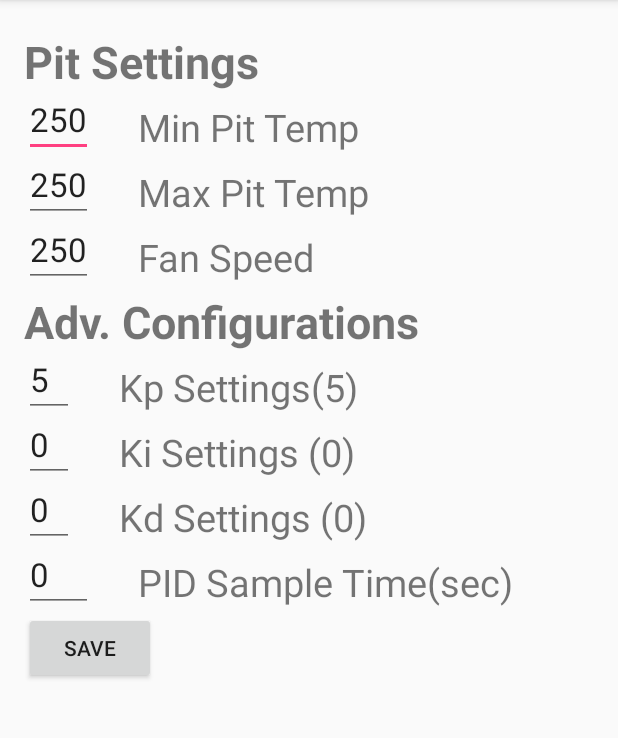
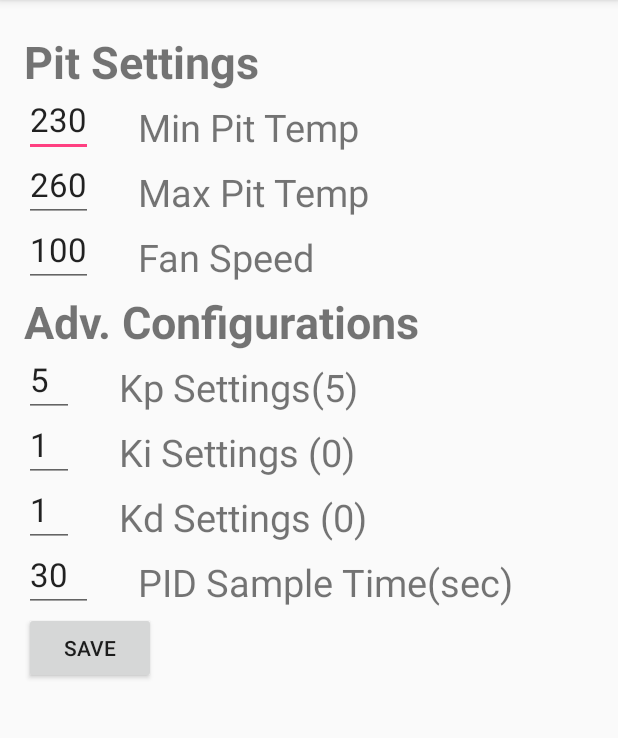
Before and after one commit to harfordflyer/TempsterEmptyActivity, an Android app: the ConfigActivity screen opened directly, with no data from a screen before it, after a tap on "SAVE", on a phone screen of 412 x 824 dp, the part 84-822 px from its top. Run offline under Robolectric (Android 15) with nearby library versions, the phone set to English and light mode, and no system bars.

Commit message:
added graph hooked up config added PID

```diff
--- /dev/null
+++ b/GraphView-4.0.1/build.gradle
@@ -0,0 +1,2 @@
+configurations.create("default")
+artifacts.add("default", file('GraphView-4.0.1.jar'))
--- a/app/build.gradle
+++ b/app/build.gradle
@@ -20,7 +20,8 @@ android {
 }
 
 dependencies {
-    compile fileTree(dir: 'libs', include: ['*.jar'])
+    compile fileTree(include: ['*.jar'], dir: 'libs')
     testCompile 'junit:junit:4.12'
     compile 'com.android.support:appcompat-v7:23.1.1'
+    compile project(':GraphView-4.0.1')
 }
--- a/app/src/main/java/com/example/dhammond1/tempsteremptyactivity/ConfigActivity.java
+++ b/app/src/main/java/com/example/dhammond1/tempsteremptyactivity/ConfigActivity.java
@@ -1,13 +1,126 @@
 package com.example.dhammond1.tempsteremptyactivity;
 
+import android.content.Context;
+import android.content.SharedPreferences;
 import android.support.v7.app.AppCompatActivity;
 import android.os.Bundle;
+import android.view.View;
+import android.view.WindowManager;
+import android.widget.Button;
+import android.widget.EditText;
+import android.widget.TextView;
+
+import java.util.Calendar;
 
 public class ConfigActivity extends AppCompatActivity {
+
+    public String s_date;
+
+    private EditText ed_currentKp;
+    private EditText ed_currentKi;
+    private EditText ed_currentKd;
+
+    //private EditText ed_targetPit;
+    private EditText ed_minTemp;
+    private EditText ed_maxTemp;
+    private EditText ed_fanSpeed;
+    private EditText ed_sampleTime;
+
+    private static final String CONFIG_NAME = "AppConfig";
+
+
 
     @Override
     protected void onCreate(Bundle savedInstanceState) {
         super.onCreate(savedInstanceState);
         setContentView(R.layout.activity_config);
+
+        s_date = DatabaseHandler.GetDateTime.GetDate(Calendar.getInstance());
+        final String s_targetPit;
+        final String s_minTemp;
+        final String s_maxTemp;
+        final String s_currentKp;
+        final String s_currentKi;
+        final String s_currentKd;
+        final String s_fan;
+        final String s_sampleTime;
+
+
+
+        ed_minTemp = (EditText)findViewById(R.id.ed_minPit);
+        ed_maxTemp = (EditText)findViewById(R.id.ed_maxPit);
+        ed_fanSpeed = (EditText)findViewById(R.id.ed_fanSpeed);
+        ed_currentKp = (EditText)findViewById(R.id.ed_Kp);
+        ed_currentKi = (EditText)findViewById(R.id.ed_Ki);
+        ed_currentKd = (EditText)findViewById(R.id.ed_Kd);
+        ed_sampleTime = (EditText)findViewById(R.id.ed_SampleTime);
+        Button saveConfig = (Button)findViewById(R.id.btn_saveConfig);
+        getWindow().setSoftInputMode(WindowManager.LayoutParams.SOFT_INPUT_STATE_ALWAYS_HIDDEN);
+        RestoreConfigurations();
+
+
+            saveConfig.setOnClickListener(new View.OnClickListener() {
+            @Override
+            public void onClick(View v) {
+
+                SaveConfigurations();
+            }
+        });
+
     }
+
+    public void RestoreConfigurations()
+    {
+        SharedPreferences config = getApplicationContext().getSharedPreferences(CONFIG_NAME, Context.MODE_PRIVATE);
+
+        String restoredText = config.getString("minTemp", null);
+        SetTextBox(ed_minTemp, restoredText, "230");
+
+        restoredText = config.getString("maxTemp", null);
+        SetTextBox(ed_maxTemp, restoredText, "260");
+
+        restoredText = config.getString("fanSpeed",null);
+        SetTextBox(ed_fanSpeed, restoredText, "100");
+
+        restoredText = config.getString("kp", null);
+        SetTextBox(ed_currentKp, restoredText, "5");
+
+        restoredText = config.getString("ki", null);
+        SetTextBox(ed_currentKi, restoredText, "1");
+
+        restoredText = config.getString("kd", null);
+        SetTextBox(ed_currentKd, restoredText, "1");
+
+        restoredText = config.getString("sampleTime", null);
+        SetTextBox(ed_sampleTime, restoredText, "30");
+
+
+    }
+
+    public void SetTextBox(TextView view, String text, String defaultText)
+    {
+        if(text == null)
+        {
+            view.setText(defaultText, TextView.BufferType.EDITABLE);
+        }
+        else
+        {
+            view.setText(text, TextView.BufferType.EDITABLE);
+        }
+    }
+
+    public void SaveConfigurations()
+    {
+        SharedPreferences.Editor editor = getApplicationContext().getSharedPreferences(CONFIG_NAME, Context.MODE_PRIVATE).edit();
+        //editor.putString("targetPit", ed_targetPit.getText().toString());
+        editor.putString("minTemp", ed_minTemp.getText().toString());
+        editor.putString("maxTemp", ed_maxTemp.getText().toString());
+        editor.putString("fanSpeed", ed_fanSpeed.getText().toString());
+        editor.putString("kp", ed_currentKp.getText().toString());
+        editor.putString("ki", ed_currentKi.getText().toString());
+        editor.putString("kd", ed_currentKd.getText().toString());
+        editor.putString("sampleTime", ed_sampleTime.getText().toString());
+        editor.apply();
+    }
+
 }
--- a/app/src/main/res/layout/activity_config.xml
+++ b/app/src/main/res/layout/activity_config.xml
@@ -8,6 +8,13 @@
     android:paddingRight="@dimen/activity_horizontal_margin"
     android:paddingTop="@dimen/activity_vertical_margin"
     tools:context="com.example.dhammond1.tempsteremptyactivity.ConfigActivity">
+<ScrollView
+    android:layout_width="match_parent"
+    android:layout_height="match_parent">
+
+    <RelativeLayout
+        android:layout_width="match_parent"
+        android:layout_height="match_parent">
 
     <LinearLayout
         android:id="@+id/pidHeading"
@@ -284,6 +291,7 @@
             android:layout_width="wrap_content"
             android:layout_height="wrap_content" />
     </LinearLayout>
-
+    </RelativeLayout>
+</ScrollView>
 
 </RelativeLayout>
--- a/settings.gradle
+++ b/settings.gradle
@@ -1 +1 @@
-include ':app'
+include ':app', ':GraphView-4.0.1'
```
Also changed, not shown: app/src/main/AndroidManifest.xml (+8 -7 lines), app/src/main/java/com/example/dhammond1/tempsteremptyactivity/GraphActivity.java (added, +88 -0 lines), app/src/main/java/com/example/dhammond1/tempsteremptyactivity/MainActivity.java (+11 -2 lines), app/src/main/java/com/example/dhammond1/tempsteremptyactivity/PID.java (added, +100 -0 lines), app/src/main/res/layout/activity_graph1.xml (added, +18 -0 lines), app/src/main/res/layout/activity_main.xml (+9 -0 lines), 2 other files.
